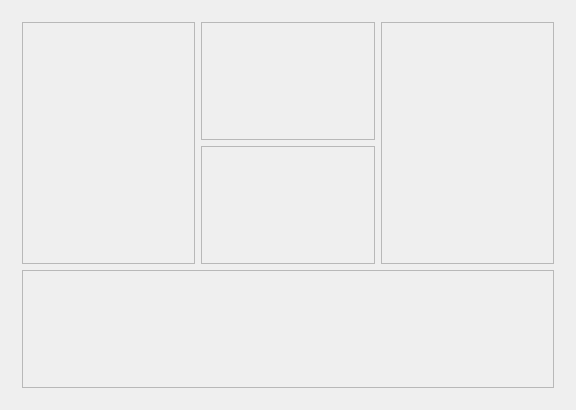
Above: widget.ui from cakturk/CardGame before the change. Below: the same form after it.
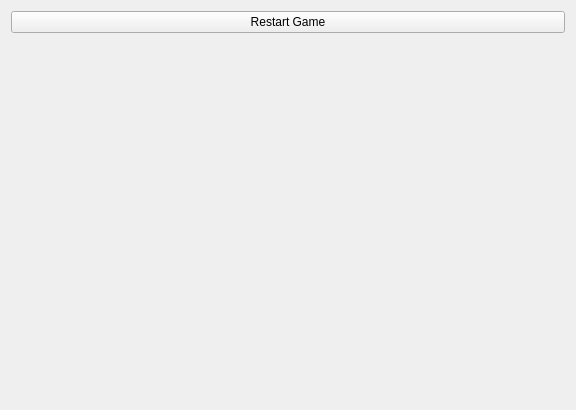
That is the form after the change.

```diff
--- a/widget.ui
+++ b/widget.ui
@@ -17,7 +17,7 @@
    <bool>false</bool>
   </property>
   <layout class="QGridLayout" name="gridLayout_2">
-   <item row="0" column="0">
+   <item row="1" column="0">
     <widget class="QStackedWidget" name="stackedWidget">
      <property name="currentIndex">
       <number>0</number>
@@ -33,7 +33,7 @@
           </sizepolicy>
          </property>
          <property name="frameShape">
-          <enum>QFrame::StyledPanel</enum>
+          <enum>QFrame::NoFrame</enum>
          </property>
          <property name="frameShadow">
           <enum>QFrame::Raised</enum>
@@ -46,7 +46,7 @@
        <item row="0" column="1">
         <widget class="QFrame" name="northHand">
          <property name="frameShape">
-          <enum>QFrame::StyledPanel</enum>
+          <enum>QFrame::NoFrame</enum>
          </property>
          <property name="frameShadow">
           <enum>QFrame::Raised</enum>
@@ -59,7 +59,7 @@
        <item row="0" column="2" rowspan="2">
         <widget class="QFrame" name="eastHand">
          <property name="frameShape">
-          <enum>QFrame::StyledPanel</enum>
+          <enum>QFrame::NoFrame</enum>
          </property>
          <property name="frameShadow">
           <enum>QFrame::Raised</enum>
@@ -69,7 +69,7 @@
        <item row="1" column="1">
         <widget class="QFrame" name="table">
          <property name="frameShape">
-          <enum>QFrame::StyledPanel</enum>
+          <enum>QFrame::NoFrame</enum>
          </property>
          <property name="frameShadow">
           <enum>QFrame::Raised</enum>
@@ -84,9 +84,6 @@
            <height>50</height>
           </size>
          </property>
-         <property name="frameShape">
-          <enum>QFrame::StyledPanel</enum>
-         </property>
          <property name="frameShadow">
           <enum>QFrame::Raised</enum>
          </property>
@@ -96,6 +93,13 @@
      </widget>
     </widget>
    </item>
+   <item row="0" column="0">
+    <widget class="QPushButton" name="pushButton">
+     <property name="text">
+      <string>Restart Game</string>
+     </property>
+    </widget>
+   </item>
   </layout>
  </widget>
  <layoutdefault spacing="6" margin="11"/>
```
